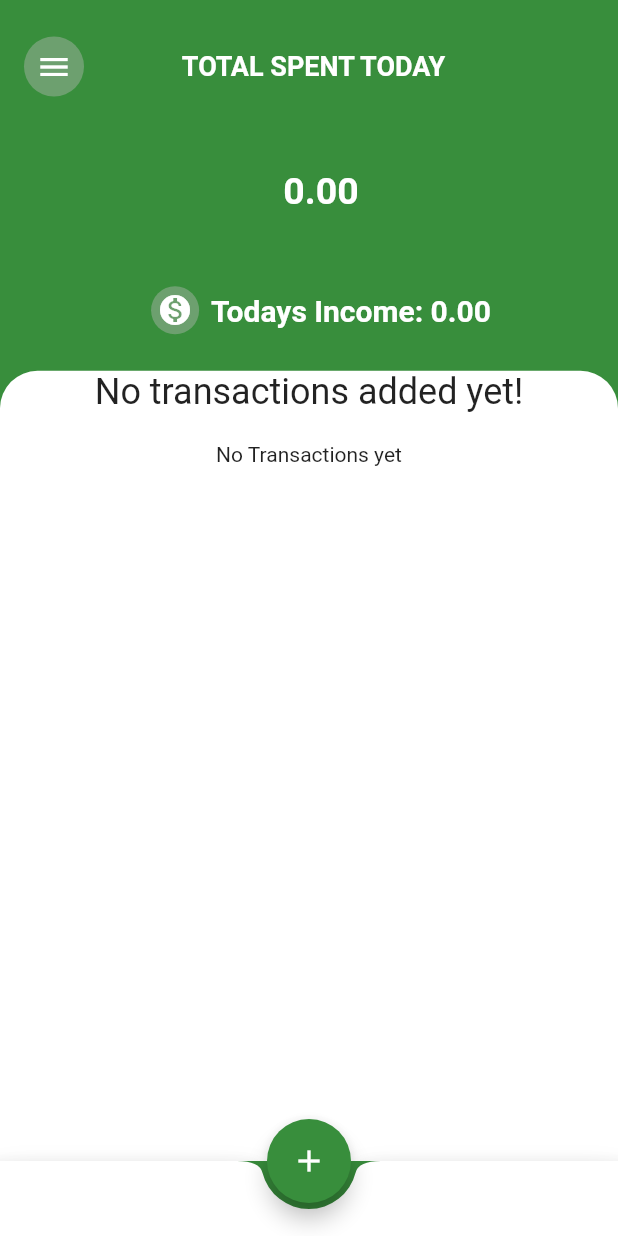
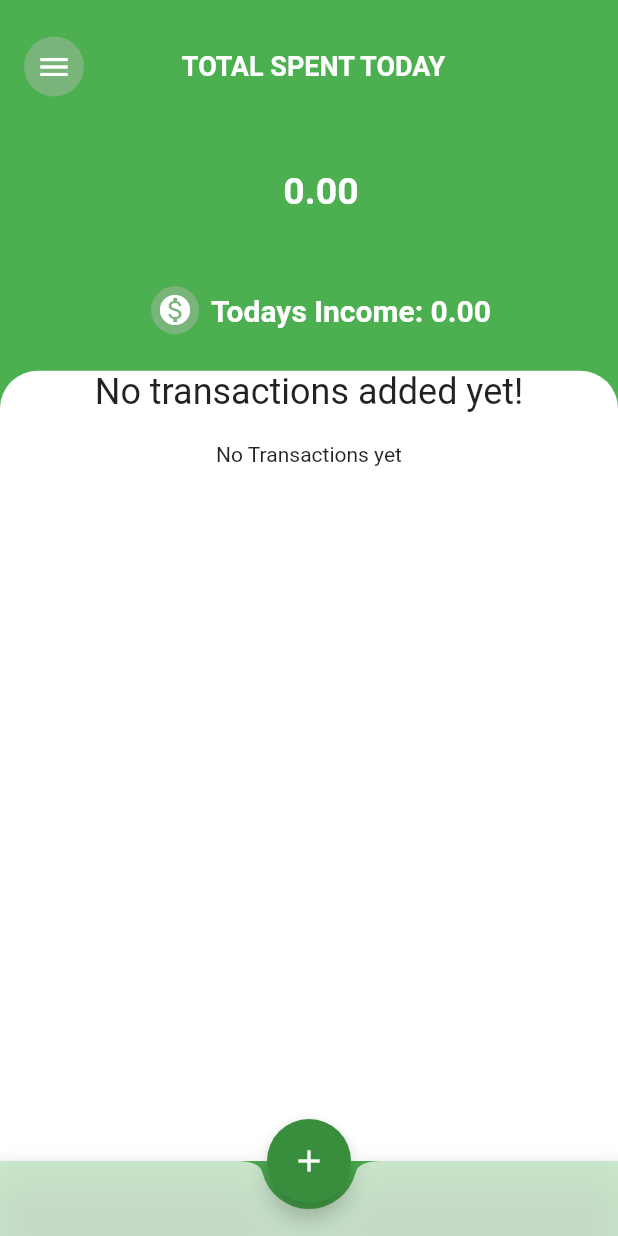
Before and after one commit to AdahGodwin/Expense_planner, a Flutter app: the screen it shows after launch, on a phone screen of 412 x 824 dp. Run offline on Flutter 3.47's test engine with Material 2 defaults, Android fonts, the phone set to English and light mode, and no system bars; Roboto replaces fonts that are missing (Quicksand).

Commit message:
second commit

```diff
--- a/lib/models/configurations.dart
+++ b/lib/models/configurations.dart
@@ -13,10 +13,10 @@ class DrawerItem {
 class DrawerItems {
   static const home = DrawerItem(icon: Icons.home, title: "Home");
   static const addTx = DrawerItem(icon: Icons.add, title: "Add Transaction");
-  static const charts = DrawerItem(icon: Icons.home, title: "Home");
-  static const expenseDetails = DrawerItem(icon: Icons.home, title: "Home");
+  static const charts = DrawerItem(icon: Icons.bar_chart, title: "Charts");
+  static const expenseDetails = DrawerItem(icon: Icons.money, title: "Expense Details");
 
-  static const incomeDetails = DrawerItem(icon: Icons.home, title: "Home");
+  static const incomeDetails = DrawerItem(icon: Icons.monetization_on, title: "Income Details");
 
   static final List<DrawerItem> all = [
     home,
--- a/lib/screens/drawer_screen.dart
+++ b/lib/screens/drawer_screen.dart
@@ -1,7 +1,11 @@
 import "package:expense_planner/models/configurations.dart";
+import "package:expense_planner/screens/charts_screen.dart";
 import "package:expense_planner/screens/home_screen.dart";
+import "package:expense_planner/screens/income_details_screen.dart";
 import "package:expense_planner/screens/new_transaction_screen.dart";
 import "package:flutter/material.dart";
+
+import "expense_details_screen.dart";
 
 class DrawerScreen extends StatefulWidget {
   const DrawerScreen({super.key});
@@ -48,7 +52,7 @@ class _DrawerScreenState extends State<DrawerScreen> {
       child: Stack(children: [
         Container(
           padding: const EdgeInsets.only(top: 30, left: 25),
-          color: primaryGreen,
+          color: Theme.of(context).primaryColor,
           child: Column(
             children: <Widget>[
               Row(
@@ -91,7 +95,7 @@ class _DrawerScreenState extends State<DrawerScreen> {
                     .toList(),
               ),
               SizedBox(
-                height: MediaQuery.of(context).size.height * 0.1,
+                height: MediaQuery.of(context).size.height * 0.15,
               ),
               Row(
                 children: const <Widget>[
@@ -165,6 +169,12 @@ class _DrawerScreenState extends State<DrawerScreen> {
 
   Widget getDrawerPage() {
     switch (item) {
+      case DrawerItems.charts:
+        return ChartScreen(openDrawer: openDrawer, isDrawerOpen: isDrawerOpen,);
+      case DrawerItems.expenseDetails:
+        return ExpenseDetailsScreen(openDrawer: openDrawer,isDrawerOpen: isDrawerOpen,);
+      case DrawerItems.incomeDetails :
+        return IncomeDetailsScreen(openDrawer: openDrawer,isDrawerOpen: isDrawerOpen,);
       case DrawerItems.addTx:
         return NewTransactionScreen(
           openDrawer: openDrawer,
--- a/lib/screens/expense_form_screen.dart
+++ b/lib/screens/expense_form_screen.dart
@@ -1,8 +1,8 @@
 import 'package:flutter/material.dart';
 
 class ExpenseFormScreen extends StatefulWidget {
-  const ExpenseFormScreen({super.key});
-
+  const ExpenseFormScreen(this.isDrawerOpen, {super.key});
+  final bool? isDrawerOpen;
   @override
   State<ExpenseFormScreen> createState() => _ExpenseFormScreenState();
 }
@@ -12,7 +12,7 @@ class _ExpenseFormScreenState extends State<ExpenseFormScreen> {
   Widget build(BuildContext context) {
     var mediaQuery = MediaQuery.of(context);
     return Container(
-      color: Theme.of(context).primaryColorDark,
+      color:widget.isDrawerOpen! ? Theme.of(context).primaryColorDark : Theme.of(context).primaryColor,
       child: SingleChildScrollView(
         child: Column(
           children: [
--- a/lib/screens/home_screen.dart
+++ b/lib/screens/home_screen.dart
@@ -77,7 +77,7 @@ class _HomeScreenState extends State<HomeScreen> {
   Widget build(BuildContext context) {
     var mediaQuery = MediaQuery.of(context);
     return Scaffold(
-      backgroundColor: Theme.of(context).primaryColorDark,
+      backgroundColor: widget.isDrawerOpen! ? Theme.of(context).primaryColorDark : Theme.of(context).primaryColor,
 
       body: SingleChildScrollView(
         child: Column(
@@ -85,8 +85,7 @@ class _HomeScreenState extends State<HomeScreen> {
           crossAxisAlignment: CrossAxisAlignment.stretch,
           children: <Widget>[
             SizedBox(
-              height: (mediaQuery.size.height -
-                      mediaQuery.padding.top) *
+              height: (mediaQuery.size.height - mediaQuery.padding.top ) *
                   0.3,
               child: Summary(openDrawer: widget.openDrawer,isDrawerOpen: widget.isDrawerOpen),
             ),
@@ -95,8 +94,8 @@ class _HomeScreenState extends State<HomeScreen> {
                       mediaQuery.padding.top) *
                   0.7,
               child: Container(
-                  decoration: BoxDecoration(
-                    borderRadius: BorderRadius.circular(25),
+                  decoration: const BoxDecoration(
+                    borderRadius: BorderRadius.only(topLeft: Radius.circular(25), topRight: Radius.circular(25)),
                     color: Colors.white,
                   ),
                   child:
@@ -111,12 +110,11 @@ class _HomeScreenState extends State<HomeScreen> {
         child: const Icon(Icons.add, color: Colors.white,),
         onPressed: () {},
       ),
-      bottomNavigationBar: BottomAppBar(
-        shape: const CircularNotchedRectangle(),
-        color: Colors.white,
-        child: Container(
-          height: 50,
-        ),
+      bottomNavigationBar: const BottomAppBar(
+        height: 50.0,
+        shape: CircularNotchedRectangle(),
+        color: Colors.white70,
+
       ),
     );
   }
--- a/lib/screens/income_form_screen.dart
+++ b/lib/screens/income_form_screen.dart
@@ -1,8 +1,8 @@
 import 'package:flutter/material.dart';
 
 class IncomeFormScreen extends StatefulWidget {
-  const IncomeFormScreen({super.key});
-
+  const IncomeFormScreen({this.isDrawerOpen, super.key});
+  final bool? isDrawerOpen;
   @override
   State<IncomeFormScreen> createState() => _IncomeFormScreenState();
 }
@@ -12,7 +12,7 @@ class _IncomeFormScreenState extends State<IncomeFormScreen> {
   Widget build(BuildContext context) {
     var mediaQuery = MediaQuery.of(context);
     return Container(
-      color: Theme.of(context).primaryColorDark,
+      color: widget.isDrawerOpen! ? Theme.of(context).primaryColorDark : Theme.of(context).primaryColor,
       child: SingleChildScrollView(
         child: Column(
           children: [
--- a/lib/widgets/transaction_list.dart
+++ b/lib/widgets/transaction_list.dart
@@ -24,7 +24,6 @@ class TransactionList extends StatelessWidget {
                   height: 20,
                 ),
                 Container(
-                    height: 200,
                     child:const Text("No Transactions yet"),
                     // Image.asset(
                     //   'assets/images/waiting.png',
```
Also changed, not shown: lib/main.dart (+5 -2 lines), lib/screens/charts_screen.dart (added, +22 -0 lines), lib/screens/expense_details_screen.dart (added, +40 -0 lines), lib/screens/income_details_screen.dart (added, +39 -0 lines), lib/screens/new_transaction_screen.dart (+4 -5 lines), pubspec.yaml (+5 -3 lines), lib/screens/settings_screen.dart (added), pubspec.lock, 1 other file.
